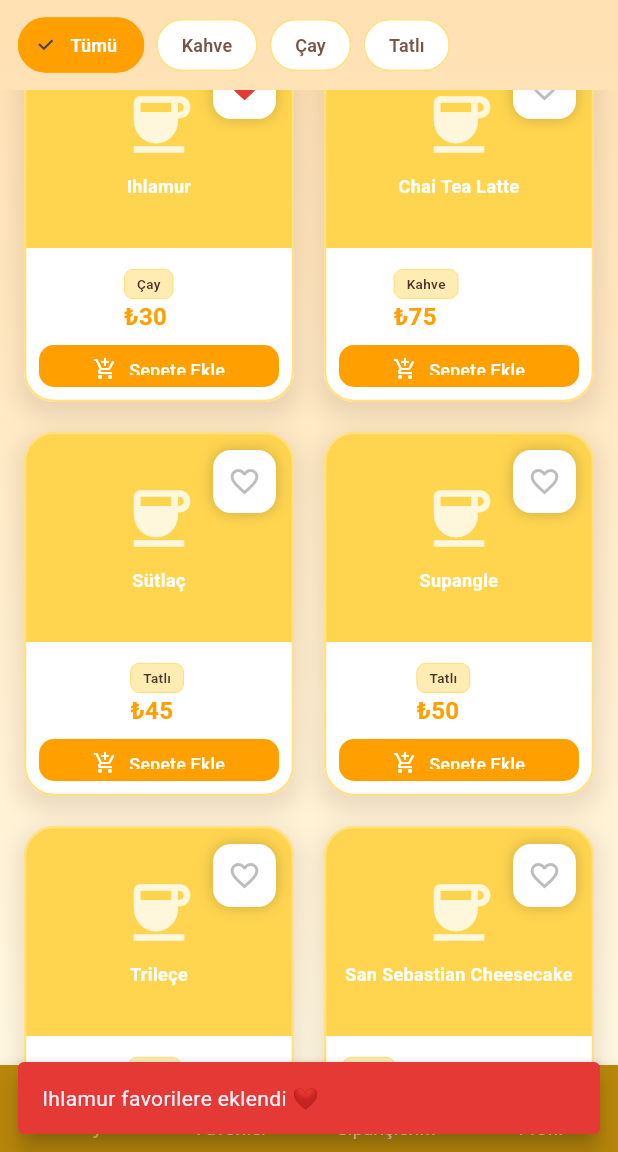
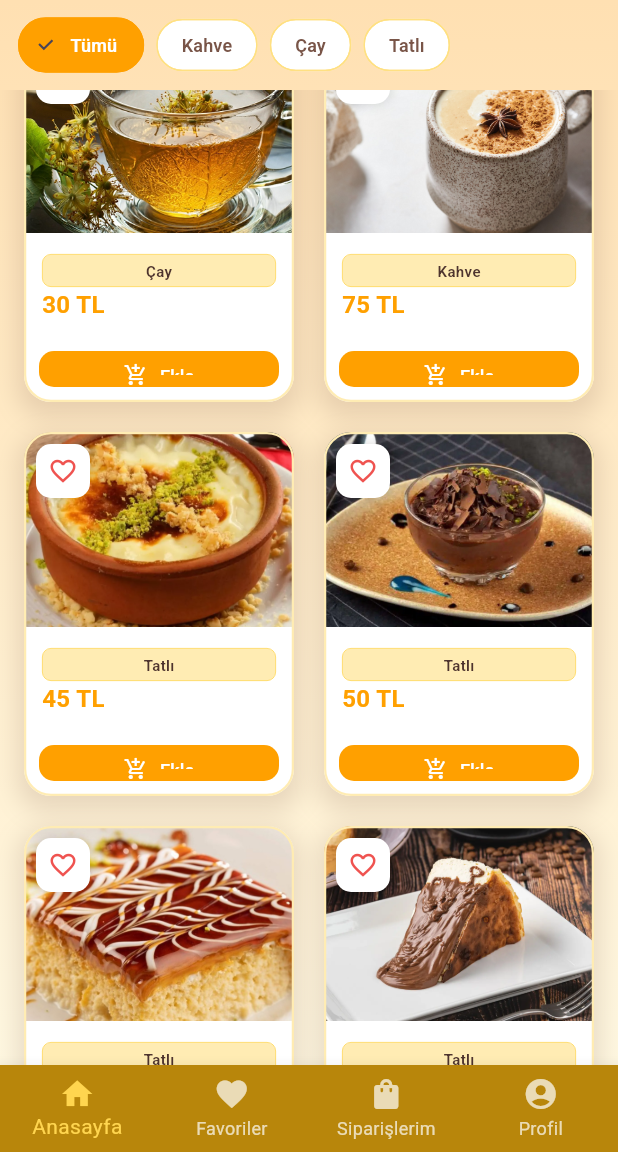
Before and after one commit to Beyza-KaraCE41/mini_cafe_app, a Flutter app: the screen it shows once a user with an empty profile is signed in, scrolled down 576 dp, after a tap on the "favorite outline" icon, on a phone screen of 412 x 824 dp, the part 84-1236 px from its top. Run offline on Flutter 3.47's test engine with Material 3 defaults, Android fonts, the phone set to English and light mode, and no system bars; our stand-ins replace cloud_firestore, firebase_auth, firebase_core; accounts and stored records are empty.

Commit message:
added product_item.dart

```diff
--- a/lib/widgets/product_item.dart
+++ b/lib/widgets/product_item.dart
@@ -1,13 +1,14 @@
 import 'package:flutter/material.dart';
 import 'package:firebase_auth/firebase_auth.dart';
-import 'package:cloud_firestore/cloud_firestore.dart';
 import '../models/product.dart';
+import '../services/firestore_service.dart';
 
 class ProductItem extends StatefulWidget {
   final Product product;
   final VoidCallback onAdd;
   final VoidCallback onRemove;
   final VoidCallback? onAddToCart;
+  final FirestoreService? firestoreService;
 
   const ProductItem({
     super.key,
@@ -15,6 +16,7 @@ class ProductItem extends StatefulWidget {
     required this.onAdd,
     required this.onRemove,
     this.onAddToCart,
+    this.firestoreService,
   });
 
   @override
@@ -23,109 +25,7 @@ class ProductItem extends StatefulWidget {
 
 class _ProductItemState extends State<ProductItem> {
   bool _isHovered = false;
-  late bool _isFavorite = false;
-  final FirebaseFirestore _firestore = FirebaseFirestore.instance;
-
-  @override
-  void initState() {
-    super.initState();
-    _checkFavorite();
-  }
-
-  void _checkFavorite() async {
-    final user = FirebaseAuth.instance.currentUser;
-    if (user != null) {
-      try {
-        DocumentSnapshot doc = await _firestore
-            .collection('users')
-            .doc(user.uid)
-            .collection('favorites')
-            .doc(widget.product.id)
-            .get();
-
-        if (mounted) {
-          setState(() => _isFavorite = doc.exists);
-        }
-      } catch (e) {
-        print('Favori kontrol hatası: $e');
-      }
-    }
-  }
-
-  void _toggleFavorite() async {
-    final user = FirebaseAuth.instance.currentUser;
-    if (user == null) {
-      ScaffoldMessenger.of(context).showSnackBar(
-        const SnackBar(
-          content: Text('Favorilere eklemek için giriş yapmanız gerekiyor'),
-          backgroundColor: Colors.orange,
-        ),
-      );
-      return;
-    }
-
-    try {
-      if (_isFavorite) {
-        // Favorilerden çıkar
-        await _firestore
-            .collection('users')
-            .doc(user.uid)
-            .collection('favorites')
-            .doc(widget.product.id)
-            .delete();
-
-        if (mounted) {
-          setState(() => _isFavorite = false);
-          ScaffoldMessenger.of(context).showSnackBar(
-            SnackBar(
-              content: Text('${widget.product.name} favorilerden kaldırıldı'),
-              backgroundColor: Colors.red.shade600,
-              duration: const Duration(seconds: 1),
-              behavior: SnackBarBehavior.floating,
-              margin: const EdgeInsets.all(12),
-            ),
-          );
-        }
-      } else {
-        // Favorilere ekle
-        await _firestore
-            .collection('users')
-            .doc(user.uid)
-            .collection('favorites')
-            .doc(widget.product.id)
-            .set({
-          'id': widget.product.id,
-          'name': widget.product.name,
-          'price': widget.product.price,
-          'category': widget.product.category,
-          'imagePath': widget.product.imagePath,
-          'stock': widget.product.stock,
-          'addedAt': FieldValue.serverTimestamp(),
-        });
-
-        if (mounted) {
-          setState(() => _isFavorite = true);
-          ScaffoldMessenger.of(context).showSnackBar(
-            SnackBar(
-              content: Text('${widget.product.name} favorilere eklendi ❤️'),
-              backgroundColor: Colors.red.shade600,
-              duration: const Duration(seconds: 1),
-              behavior: SnackBarBehavior.floating,
-              margin: const EdgeInsets.all(12),
-            ),
-          );
-        }
-      }
-    } catch (e) {
-      print('Favori kaydetme hatası: $e');
-      ScaffoldMessenger.of(context).showSnackBar(
-        SnackBar(
-          content: Text('Hata: $e'),
-          backgroundColor: Colors.red,
-        ),
-      );
-    }
-  }
+  bool _isFavorite = false;
 
   @override
   Widget build(BuildContext context) {
@@ -135,13 +35,13 @@ class _ProductItemState extends State<ProductItem> {
       child: AnimatedContainer(
         duration: const Duration(milliseconds: 300),
         decoration: BoxDecoration(
-          borderRadius: BorderRadius.circular(20),
+          borderRadius: BorderRadius.circular(18),
           boxShadow: [
             BoxShadow(
-              color: Colors.brown.withOpacity(_isHovered ? 0.35 : 0.15),
-              blurRadius: _isHovered ? 30 : 12,
+              color: Colors.brown.withOpacity(_isHovered ? 0.4 : 0.18),
+              blurRadius: _isHovered ? 28 : 14,
               spreadRadius: _isHovered ? 4 : 0,
-              offset: Offset(0, _isHovered ? 16 : 6),
+              offset: Offset(0, _isHovered ? 14 : 6),
             ),
           ],
         ),
@@ -149,104 +49,129 @@ class _ProductItemState extends State<ProductItem> {
           elevation: 0,
           color: Colors.white,
           shape: RoundedRectangleBorder(
-            borderRadius: BorderRadius.circular(20),
+            borderRadius: BorderRadius.circular(18),
             side: BorderSide(
-              color: _isHovered ? Colors.amber.shade600 : Colors.amber.shade200,
-              width: _isHovered ? 2.5 : 1.5,
+              color: _isHovered ? Colors.amber.shade500 : Colors.amber.shade100,
+              width: _isHovered ? 3 : 1.5,
             ),
           ),
           child: AnimatedScale(
-            scale: _isHovered ? 1.05 : 1.0,
+            scale: _isHovered ? 1.04 : 1.0,
             duration: const Duration(milliseconds: 300),
             child: Column(
               children: [
-                // 🖼️ IMAGE SECTION
+                // IMAGE SECTION
                 ClipRRect(
                   borderRadius: const BorderRadius.only(
-                    topLeft: Radius.circular(20),
-                    topRight: Radius.circular(20),
+                    topLeft: Radius.circular(18),
+                    topRight: Radius.circular(18),
                   ),
                   child: Stack(
                     children: [
-                      // PLACEHOLDER IMAGE
+                      // ÜRÜN RESMİ
                       Container(
-                        height: 140,
+                        height: 130,
                         width: double.infinity,
+                        color: Colors.grey.shade200,
+                        child: Image.asset(
+                          widget.product.imagePath,
+                          fit: BoxFit.cover,
+                          errorBuilder: (context, error, stackTrace) {
+                            return Container(
                               color: Colors.amber.shade300,
-                        child: Center(
                               child: Column(
                                 mainAxisAlignment: MainAxisAlignment.center,
                                 children: [
                                   Icon(
                                     Icons.coffee,
-                                size: 50,
-                                color: Colors.white.withOpacity(0.8),
+                                    size: 48,
+                                    color: Colors.white.withOpacity(0.7),
                                   ),
                                   const SizedBox(height: 8),
-                              Padding(
-                                padding:
-                                    const EdgeInsets.symmetric(horizontal: 8),
-                                child: Text(
+                                  Text(
                                     widget.product.name,
                                     textAlign: TextAlign.center,
-                                  maxLines: 2,
-                                  overflow: TextOverflow.ellipsis,
                                     style: const TextStyle(
                                       color: Colors.white,
                                       fontWeight: FontWeight.bold,
                                       fontSize: 12,
                                     ),
                                   ),
+                                ],
+                              ),
+                            );
+                          },
+                        ),
+                      ),
+
+                      // FAVORITE BUTTON
+                      Positioned(
+                        top: 8,
+                        left: 8,
+                        child: GestureDetector(
+                          onTap: () async {
+                            final user = FirebaseAuth.instance.currentUser;
+                            if (user != null &&
+                                widget.firestoreService != null) {
+                              if (_isFavorite) {
+                                await widget.firestoreService!.removeFavorite(
+                                    user.uid, widget.product.id);
+                              } else {
+                                await widget.firestoreService!.addFavorite(
+                                  user.uid,
+                                  widget.product.id,
+                                  widget.product,
+                                );
+                              }
+                              setState(() => _isFavorite = !_isFavorite);
+                              ScaffoldMessenger.of(context).showSnackBar(
+                                SnackBar(
+                                  content: Text(_isFavorite
+                                      ? '${widget.product.name} favorilere eklendi ❤️'
+                                      : '${widget.product.name} favorilerden kaldırıldı'),
+                                  backgroundColor: _isFavorite
+                                      ? Colors.red.shade400
+                                      : Colors.grey,
+                                  behavior: SnackBarBehavior.floating,
+                                  margin: const EdgeInsets.all(8),
+                                  duration: const Duration(seconds: 2),
+                                ),
+                              );
+                            }
+                          },
+                          child: Container(
+                            width: 36,
+                            height: 36,
+                            decoration: BoxDecoration(
+                              color: Colors.white,
+                              borderRadius: BorderRadius.circular(10),
+                              boxShadow: [
+                                BoxShadow(
+                                  color: Colors.black.withOpacity(0.15),
+                                  blurRadius: 6,
                                 ),
                               ],
                             ),
-                        ),
-                      ),
-
-                      // ❤️ FAVORITE BUTTON
-                      Positioned(
-                        top: 12,
-                        right: 12,
-                        child: GestureDetector(
-                          onTap: _toggleFavorite,
-                          child: AnimatedContainer(
-                            duration: const Duration(milliseconds: 300),
-                            width: 42,
-                            height: 42,
-                            decoration: BoxDecoration(
-                              color: Colors.white,
-                              borderRadius: BorderRadius.circular(12),
-                              boxShadow: [
-                                BoxShadow(
-                                  color: Colors.black.withOpacity(0.2),
-                                  blurRadius: 8,
-                                ),
-                              ],
-                            ),
-                            child: Center(
                             child: Icon(
                               _isFavorite
                                   ? Icons.favorite
-                                    : Icons.favorite_border,
-                                color: _isFavorite
-                                    ? Colors.red.shade600
-                                    : Colors.grey.shade400,
-                                size: 22,
-                              ),
+                                  : Icons.favorite_outline,
+                              color: Colors.red.shade400,
+                              size: 20,
                             ),
                           ),
                         ),
                       ),
 
-                      // 🚫 OUT OF STOCK OVERLAY
+                      // OUT OF STOCK
                       if (widget.product.stock == 0)
                         Container(
-                          color: Colors.black.withOpacity(0.6),
+                          color: Colors.black.withOpacity(0.5),
                           child: Center(
                             child: Container(
                               padding: const EdgeInsets.symmetric(
                                 horizontal: 16,
-                                vertical: 10,
+                                vertical: 8,
                               ),
                               decoration: BoxDecoration(
                                 color: Colors.red.shade600,
@@ -255,20 +180,14 @@ class _ProductItemState extends State<ProductItem> {
                               child: const Row(
                                 mainAxisSize: MainAxisSize.min,
                                 children: [
-                                  Icon(
-                                    Icons.block,
-                                    color: Colors.white,
-                                    size: 18,
-                                  ),
-                                  SizedBox(width: 8),
-                                  Text(
-                                    'Tükendi',
+                                  Icon(Icons.block,
+                                      color: Colors.white, size: 16),
+                                  SizedBox(width: 6),
+                                  Text('Tükendi',
                                       style: TextStyle(
                                           color: Colors.white,
                                           fontWeight: FontWeight.bold,
-                                      fontSize: 13,
-                                    ),
-                                  ),
+                                          fontSize: 12)),
                                 ],
                               ),
                             ),
@@ -278,7 +197,7 @@ class _ProductItemState extends State<ProductItem> {
                   ),
                 ),
 
-                // 📝 CONTENT SECTION
+                // CONTENT SECTION
                 Expanded(
                   child: Padding(
                     padding: const EdgeInsets.symmetric(
@@ -289,7 +208,6 @@ class _ProductItemState extends State<ProductItem> {
                       crossAxisAlignment: CrossAxisAlignment.start,
                       mainAxisAlignment: MainAxisAlignment.spaceBetween,
                       children: [
-                        // PRODUCT NAME
                         Flexible(
                           child: Text(
                             widget.product.name,
@@ -304,12 +222,12 @@ class _ProductItemState extends State<ProductItem> {
                           ),
                         ),
                         const SizedBox(height: 4),
-
-                        // CATEGORY BADGE
-                        Container(
+                        SizedBox(
+                          height: 22,
+                          child: Container(
                             padding: const EdgeInsets.symmetric(
                               horizontal: 8,
-                            vertical: 3,
+                              vertical: 2,
                             ),
                             decoration: BoxDecoration(
                               color: Colors.amber.shade100,
@@ -319,10 +237,11 @@ class _ProductItemState extends State<ProductItem> {
                                 width: 0.5,
                               ),
                             ),
+                            child: Center(
                               child: Text(
                                 widget.product.category,
                                 style: TextStyle(
-                              fontSize: 9,
+                                  fontSize: 10,
                                   color: Colors.brown.shade800,
                                   fontWeight: FontWeight.w600,
                                 ),
@@ -330,12 +249,11 @@ class _ProductItemState extends State<ProductItem> {
                                 overflow: TextOverflow.ellipsis,
                               ),
                             ),
-
+                          ),
+                        ),
                         const Spacer(),
-
-                        // PRICE
                         Text(
-                          '₺${widget.product.price.toString()}',
+                          '${widget.product.price.toStringAsFixed(0)} TL',
                           style: TextStyle(
                             fontSize: 16,
                             fontWeight: FontWeight.bold,
@@ -347,9 +265,9 @@ class _ProductItemState extends State<ProductItem> {
                   ),
                 ),
 
-                // 🛒 ACTION BUTTON
+                // ACTION BUTTON
                 SizedBox(
-                  height: 48,
+                  height: 44,
                   child: Padding(
                     padding: const EdgeInsets.all(10),
                     child: widget.product.quantity == 0
@@ -365,9 +283,8 @@ class _ProductItemState extends State<ProductItem> {
                                         SnackBar(
                                           content: Text(
                                             '${widget.product.name} sepete eklendi ☕',
-                                            style: const TextStyle(
-                                              fontSize: 12,
-                                            ),
+                                            style:
+                                                const TextStyle(fontSize: 12),
                                           ),
                                           duration: const Duration(seconds: 2),
                                           backgroundColor:
@@ -384,10 +301,8 @@ class _ProductItemState extends State<ProductItem> {
                                   : null,
                               icon:
                                   const Icon(Icons.add_shopping_cart, size: 16),
-                              label: const Text(
-                                'Sepete Ekle',
-                                style: TextStyle(fontSize: 12),
-                              ),
+                              label: const Text('Ekle',
+                                  style: TextStyle(fontSize: 12)),
                               style: ElevatedButton.styleFrom(
                                 backgroundColor: Colors.amber.shade700,
                                 foregroundColor: Colors.white,
```
Lines whose indentation alone changed are shown as unchanged.
